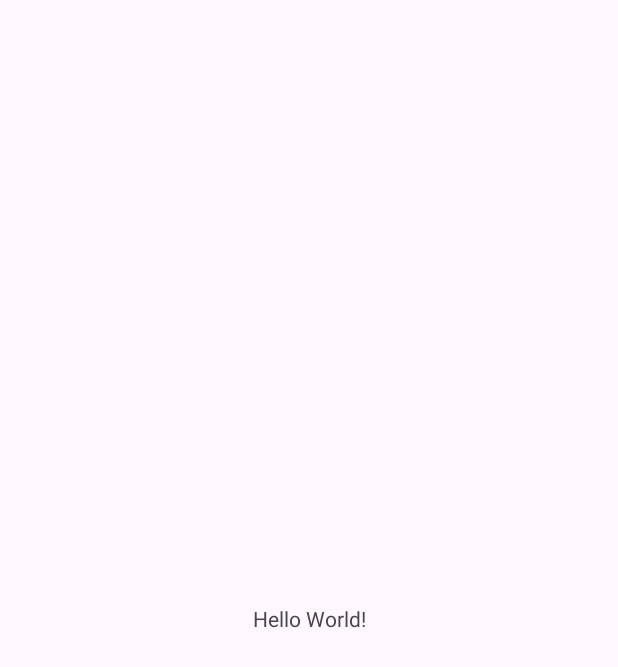
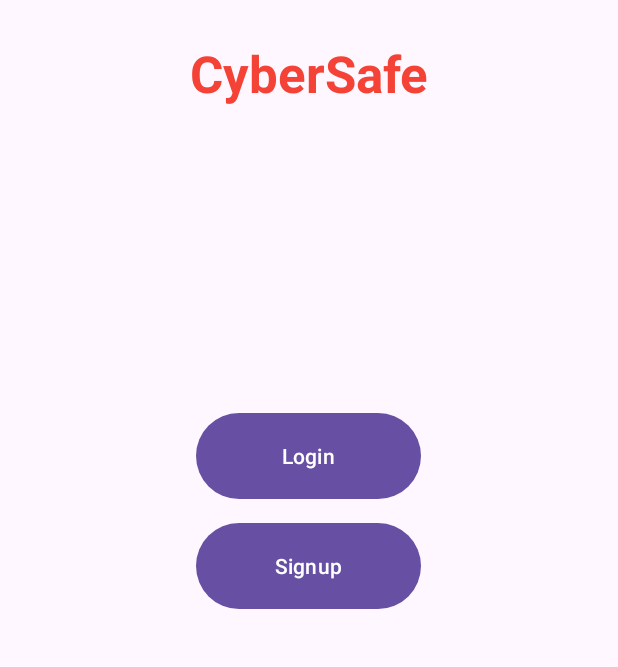
Before and after one commit to Racoten/reu-project, an Android app: the screen it shows after launch (MainActivity), on a phone screen of 412 x 824 dp. Before the commit the part shown is almost empty. Shown: the top 667 px of the screen. Run offline under Robolectric (Android 15) with nearby library versions, the phone set to English and light mode, and no system bars.

Commit message:
started login and signup activities

```diff
--- a/app/src/main/AndroidManifest.xml
+++ b/app/src/main/AndroidManifest.xml
@@ -13,6 +13,12 @@
         android:theme="@style/Theme.Cybersafe"
         tools:targetApi="31">
         <activity
+            android:name=".SignupActivity"
+            android:exported="false" />
+        <activity
+            android:name=".LoginActivity"
+            android:exported="false" />
+        <activity
             android:name=".MainActivity"
             android:exported="true">
             <intent-filter>
--- a/app/src/main/res/layout/activity_main.xml
+++ b/app/src/main/res/layout/activity_main.xml
@@ -7,12 +7,44 @@
     tools:context=".MainActivity">
 
     <TextView
+        android:id="@+id/heading_text"
         android:layout_width="wrap_content"
         android:layout_height="wrap_content"
-        android:text="Hello World!"
+        android:layout_marginTop="8dp"
+        android:text="@string/heading_text"
+        android:textColor="#F44336"
+        android:textSize="34sp"
+        android:textStyle="bold"
         app:layout_constraintBottom_toBottomOf="parent"
         app:layout_constraintEnd_toEndOf="parent"
         app:layout_constraintStart_toStartOf="parent"
-        app:layout_constraintTop_toTopOf="parent" />
+        app:layout_constraintTop_toTopOf="parent"
+        app:layout_constraintVertical_bias="0.023" />
+
+    <Button
+        android:id="@+id/login_button"
+        android:layout_width="150dp"
+        android:layout_height="65dp"
+        android:layout_marginStart="130dp"
+        android:layout_marginTop="200dp"
+        android:layout_marginEnd="131dp"
+        android:onClick="loginPage"
+        android:text="@string/login_button"
+        app:layout_constraintEnd_toEndOf="parent"
+        app:layout_constraintStart_toStartOf="parent"
+        app:layout_constraintTop_toBottomOf="@+id/heading_text" />
+
+    <Button
+        android:id="@+id/signup_button"
+        android:layout_width="150dp"
+        android:layout_height="65dp"
+        android:layout_marginStart="130dp"
+        android:layout_marginTop="8dp"
+        android:layout_marginEnd="131dp"
+        android:onClick="signupPage"
+        android:text="@string/signup_button"
+        app:layout_constraintEnd_toEndOf="parent"
+        app:layout_constraintStart_toStartOf="parent"
+        app:layout_constraintTop_toBottomOf="@+id/login_button" />
 
 </androidx.constraintlayout.widget.ConstraintLayout>
--- a/app/src/main/res/values/strings.xml
+++ b/app/src/main/res/values/strings.xml
@@ -1,3 +1,10 @@
 <resources>
     <string name="app_name">Cybersafe</string>
+    <string name="heading_text">CyberSafe</string>
+    <string name="login_button">Login</string>
+    <string name="signup_button">Signup</string>
+    <string name="login_heading">Login</string>
+    <string name="username_hint">Username</string>
+    <string name="password_hint">Password</string>
+    <string name="email_hint">Email</string>
 </resources>
```
Also changed, not shown: app/src/main/java/com/example/cybersafe/LoginActivity.java (added, +14 -0 lines), app/src/main/java/com/example/cybersafe/MainActivity.java (+12 -0 lines), app/src/main/java/com/example/cybersafe/SignupActivity.java (added, +14 -0 lines), app/src/main/res/layout/activity_login.xml (added, +60 -0 lines), app/src/main/res/layout/activity_signup.xml (added, +74 -0 lines).
